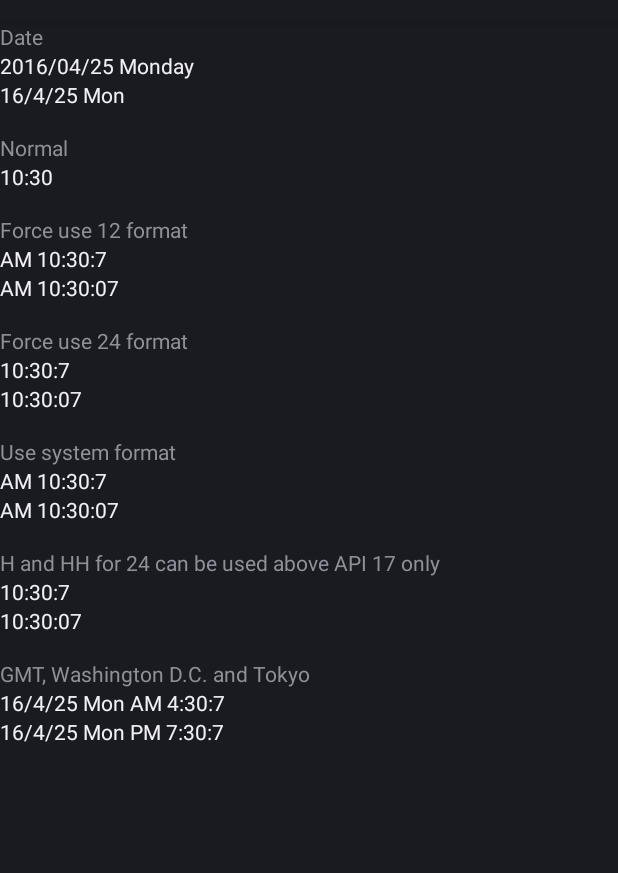
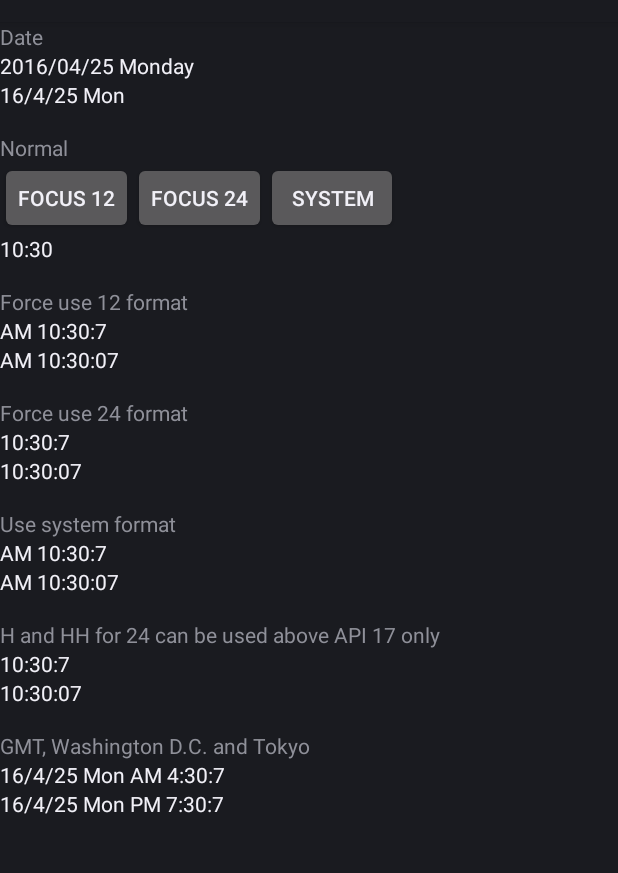
Before and after one commit to imknown/BetterTextClockBackport, an Android app: the screen it shows after launch (MainActivity), on a phone screen of 412 x 824 dp, the part 62-935 px from its top. Run offline under Robolectric (Android 15) with nearby library versions, the phone set to English and light mode, and no system bars.

Commit message:
update to 1.0.1, adding 'focus use' programming control.

```diff
--- a/BetterTextClockBackportLibrary/build.gradle
+++ b/BetterTextClockBackportLibrary/build.gradle
@@ -2,8 +2,8 @@ apply plugin: 'com.android.library'
 apply plugin: 'com.github.dcendents.android-maven'
 apply plugin: 'com.jfrog.bintray'
 
-def code = 1
-version = "1.0.0"
+def code = 2
+version = "1.0.1"
 
 android {
     compileSdkVersion 23
--- a/BetterTextClockBackportLibrary/src/main/java/net/imknown/bettertextclockbackportlibrary/TextClock.java
+++ b/BetterTextClockBackportLibrary/src/main/java/net/imknown/bettertextclockbackportlibrary/TextClock.java
@@ -117,9 +117,9 @@ public class TextClock extends TextView {
     private String mTimeZone;
 
     // region [add by imknown]
-    private static final int FORMAT_12 = 0;
-    private static final int FORMAT_24 = 1;
-    private static final int FORMAT_AUTO = 2;
+    public static final int FORMAT_12 = 0;
+    public static final int FORMAT_24 = 1;
+    public static final int FORMAT_AUTO = 2;
     private int forceUse = FORMAT_AUTO;
 
     private static final CharSequence LocaleData_timeFormat_hm = "h:mm";
@@ -344,6 +344,16 @@ public class TextClock extends TextView {
         onTimeChanged();
     }
 
+    public int getForceUse(){
+        return forceUse;
+    }
+
+    public void setForceUse(int forceUse){
+        this.forceUse = forceUse;
+        chooseFormat();
+        onTimeChanged();
+    }
+
     /**
      * Indicates whether the system is currently using the 24-hour mode.
      *
--- a/BetterTextClockBackportSample/src/main/java/net/imknown/bettertextclockbackport/MainActivity.java
+++ b/BetterTextClockBackportSample/src/main/java/net/imknown/bettertextclockbackport/MainActivity.java
@@ -2,11 +2,38 @@ package net.imknown.bettertextclockbackport;
 
 import android.app.Activity;
 import android.os.Bundle;
+import android.view.View;
 
-public class MainActivity extends Activity {
+import net.imknown.bettertextclockbackportlibrary.TextClock;
+
+public class MainActivity extends Activity implements View.OnClickListener {
+    TextClock tc;
+
     @Override
     protected void onCreate(Bundle savedInstanceState) {
         super.onCreate(savedInstanceState);
         setContentView(R.layout.activity_main);
+
+        tc = (TextClock) findViewById(R.id.normal);
+        findViewById(R.id.focus_use_12).setOnClickListener(this);
+        findViewById(R.id.focus_use_24).setOnClickListener(this);
+        findViewById(R.id.use_system).setOnClickListener(this);
+    }
+
+    @Override
+    public void onClick(View v) {
+        int id = v.getId();
+
+        switch (id) {
+            case R.id.focus_use_12:
+                tc.setForceUse(TextClock.FORMAT_12);
+                break;
+            case R.id.focus_use_24:
+                tc.setForceUse(TextClock.FORMAT_24);
+                break;
+            case R.id.use_system:
+                tc.setForceUse(TextClock.FORMAT_AUTO);
+                break;
+        }
     }
 }
--- a/BetterTextClockBackportSample/src/main/res/layout/activity_main.xml
+++ b/BetterTextClockBackportSample/src/main/res/layout/activity_main.xml
@@ -1,9 +1,9 @@
 <ScrollView xmlns:android="http://schemas.android.com/apk/res/android"
-    xmlns:app="http://schemas.android.com/apk/res-auto"
-    xmlns:tools="http://schemas.android.com/tools"
-    android:layout_width="match_parent"
-    android:layout_height="match_parent"
-    tools:context=".MainActivity">
+            xmlns:app="http://schemas.android.com/apk/res-auto"
+            xmlns:tools="http://schemas.android.com/tools"
+            android:layout_width="match_parent"
+            android:layout_height="match_parent"
+            tools:context=".MainActivity">
 
     <LinearLayout
         android:layout_width="match_parent"
@@ -13,123 +13,148 @@
         <TextView
             android:layout_width="match_parent"
             android:layout_height="wrap_content"
-            android:text="Date" />
+            android:text="Date"/>
 
         <net.imknown.bettertextclockbackportlibrary.TextClock
             android:layout_width="wrap_content"
             android:layout_height="wrap_content"
             app:format12Hour="yyyy/MM/dd EEEE"
-            app:format24Hour="yyyy/MM/dd EEEE" />
+            app:format24Hour="yyyy/MM/dd EEEE"/>
 
         <net.imknown.bettertextclockbackportlibrary.TextClock
             android:layout_width="wrap_content"
             android:layout_height="wrap_content"
             app:format12Hour="y/M/d E"
-            app:format24Hour="y/M/d E" />
+            app:format24Hour="y/M/d E"/>
 
         <TextView
             android:layout_width="match_parent"
             android:layout_height="wrap_content"
-            android:text="\nNormal" />
+            android:text="\nNormal"/>
+
+        <LinearLayout
+            android:layout_width="wrap_content"
+            android:layout_height="wrap_content">
+
+            <Button
+                android:id="@+id/focus_use_12"
+                android:layout_width="wrap_content"
+                android:layout_height="wrap_content"
+                android:text="focus 12"/>
+
+            <Button
+                android:id="@+id/focus_use_24"
+                android:layout_width="wrap_content"
+                android:layout_height="wrap_content"
+                android:text="focus 24"/>
+
+            <Button
+                android:id="@+id/use_system"
+                android:layout_width="wrap_content"
+                android:layout_height="wrap_content"
+                android:text="system"/>
+
+        </LinearLayout>
 
         <net.imknown.bettertextclockbackportlibrary.TextClock
+            android:id="@+id/normal"
             android:layout_width="wrap_content"
-            android:layout_height="wrap_content" />
+            android:layout_height="wrap_content"/>
 
         <!-- ===================================================== -->
 
         <TextView
             android:layout_width="match_parent"
             android:layout_height="wrap_content"
-            android:text="\nForce use 12 format" />
+            android:text="\nForce use 12 format"/>
 
         <net.imknown.bettertextclockbackportlibrary.TextClock
             android:layout_width="wrap_content"
             android:layout_height="wrap_content"
             app:forceUse="format12"
-            app:format12Hour="a h:m:s" />
+            app:format12Hour="a h:m:s"/>
 
         <net.imknown.bettertextclockbackportlibrary.TextClock
             android:layout_width="wrap_content"
             android:layout_height="wrap_content"
             app:forceUse="format12"
-            app:format12Hour="a hh:mm:ss" />
+            app:format12Hour="a hh:mm:ss"/>
 
         <TextView
             android:layout_width="match_parent"
             android:layout_height="wrap_content"
-            android:text="\nForce use 24 format" />
+            android:text="\nForce use 24 format"/>
 
         <net.imknown.bettertextclockbackportlibrary.TextClock
             android:layout_width="wrap_content"
             android:layout_height="wrap_content"
             app:forceUse="format24"
-            app:format24Hour="k:m:s" />
+            app:format24Hour="k:m:s"/>
 
         <net.imknown.bettertextclockbackportlibrary.TextClock
             android:layout_width="wrap_content"
             android:layout_height="wrap_content"
             app:forceUse="format24"
-            app:format24Hour="kk:mm:ss" />
+            app:format24Hour="kk:mm:ss"/>
 
         <TextView
             android:layout_width="match_parent"
             android:layout_height="wrap_content"
-            android:text="\nUse system format" />
+            android:text="\nUse system format"/>
 
         <net.imknown.bettertextclockbackportlibrary.TextClock
             android:layout_width="wrap_content"
             android:layout_height="wrap_content"
             app:forceUse="formatAuto"
             app:format12Hour="a h:m:s"
-            app:format24Hour="k:m:s" />
+            app:format24Hour="k:m:s"/>
 
         <net.imknown.bettertextclockbackportlibrary.TextClock
             android:layout_width="wrap_content"
             android:layout_height="wrap_content"
             app:forceUse="formatAuto"
             app:format12Hour="a hh:mm:ss"
-            app:format24Hour="kk:mm:ss" />
+            app:format24Hour="kk:mm:ss"/>
 
         <!-- ===================================================== -->
 
         <TextView
             android:layout_width="match_parent"
             android:layout_height="wrap_content"
-            android:text="\nH and HH for 24 can be used above API 17 only" />
+            android:text="\nH and HH for 24 can be used above API 17 only"/>
 
         <net.imknown.bettertextclockbackportlibrary.TextClock
             android:layout_width="wrap_content"
             android:layout_height="wrap_content"
             app:forceUse="format24"
-            app:format24Hour="H:m:s" />
+            app:format24Hour="H:m:s"/>
 
         <net.imknown.bettertextclockbackportlibrary.TextClock
             android:layout_width="wrap_content"
             android:layout_height="wrap_content"
             app:forceUse="format24"
-            app:format24Hour="HH:mm:ss" />
+            app:format24Hour="HH:mm:ss"/>
 
         <!-- ===================================================== -->
 
         <TextView
             android:layout_width="match_parent"
             android:layout_height="wrap_content"
-            android:text="\nGMT, Washington D.C. and Tokyo" />
+            android:text="\nGMT, Washington D.C. and Tokyo"/>
 
         <net.imknown.bettertextclockbackportlibrary.TextClock
             android:layout_width="wrap_content"
             android:layout_height="wrap_content"
             app:forceUse="format12"
             app:format12Hour="y/M/d E a h:m:s"
-            app:timeZone="GMT-6" />
+            app:timeZone="GMT-6"/>
 
         <net.imknown.bettertextclockbackportlibrary.TextClock
             android:layout_width="wrap_content"
             android:layout_height="wrap_content"
             app:forceUse="format12"
             app:format12Hour="y/M/d E a h:m:s"
-            app:timeZone="GMT+9" />
+            app:timeZone="GMT+9"/>
     </LinearLayout>
 
 </ScrollView>
```
Also changed, not shown: BetterTextClockBackportSample/build.gradle (+5 -2 lines).
